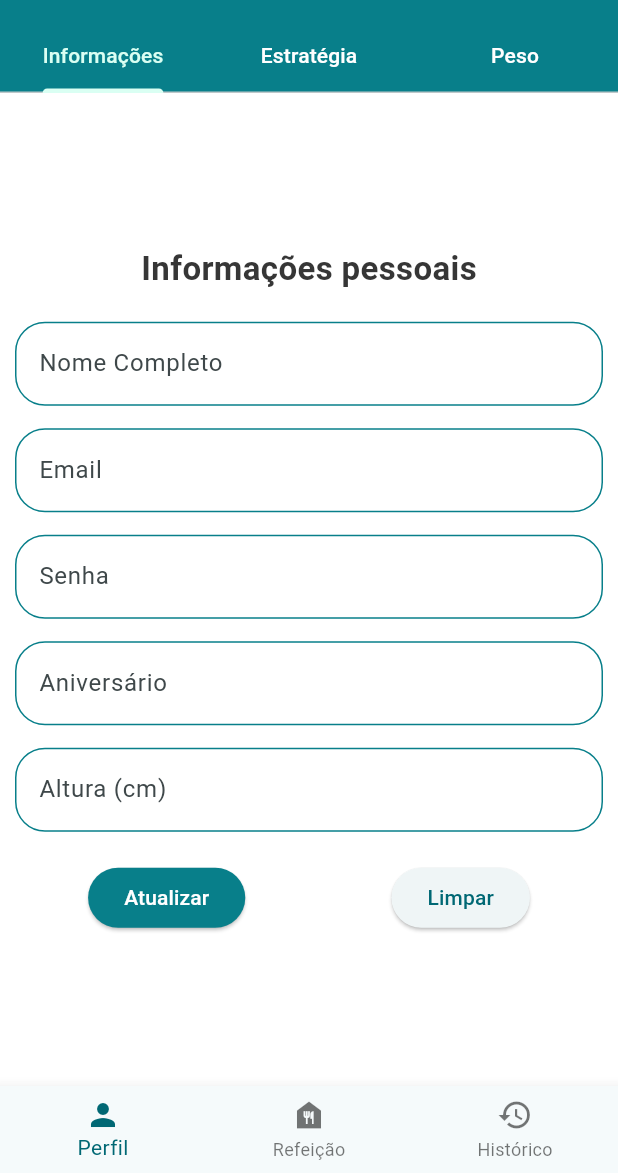
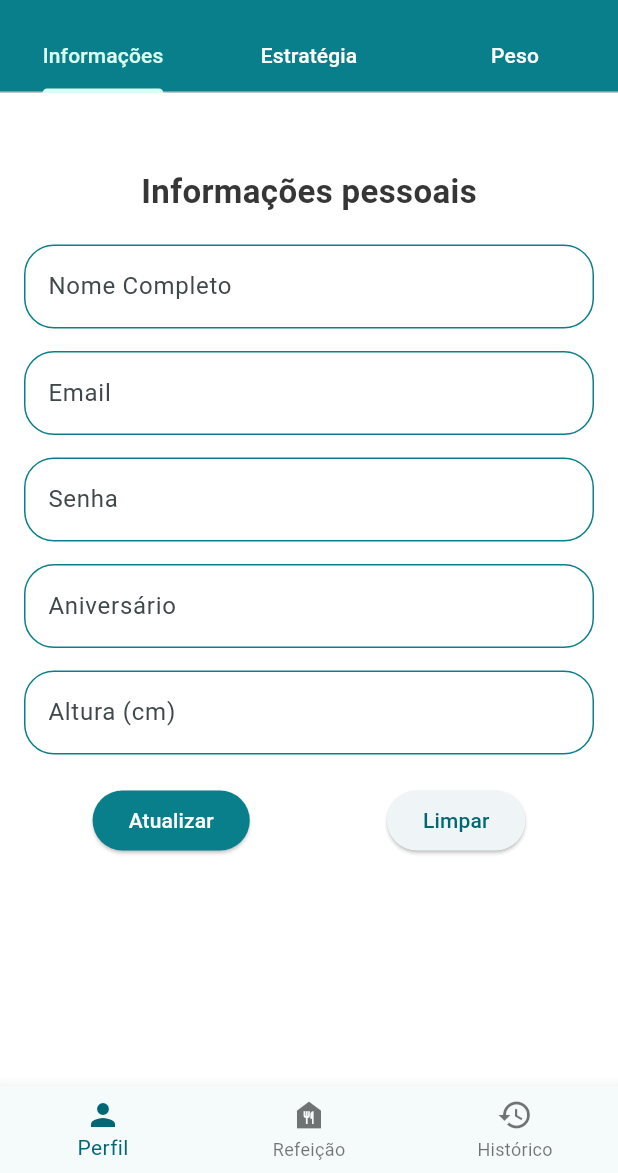
Before and after one commit to Arodrigow/ppeso_mobile, a Flutter app: the screen it shows after launch, on a phone screen of 412 x 824 dp, the part 63-1236 px from its top. Run offline on Flutter 3.47's test engine with Material 3 defaults, Android fonts, the light colour scheme and no system bars; our stand-ins replace flutter_svg, go_router.

Commit message:
Fixed alignment on tab structure

```diff
--- a/lib/shared/tab_structure.dart
+++ b/lib/shared/tab_structure.dart
@@ -10,25 +10,28 @@ class TabStructure extends StatelessWidget {
   Widget build(BuildContext context) {
     return Scaffold(
       backgroundColor: AppColors.widgetBackground,
-      body: Center(
-        child: SingleChildScrollView(
+      body: SingleChildScrollView(
         child: ConstrainedBox(
           constraints: const BoxConstraints(maxWidth: 600),
           child: Column(
             mainAxisAlignment: MainAxisAlignment.center,
             children: [
               Padding(
-                  padding: const EdgeInsets.all(10.0),
+                padding: const EdgeInsets.only(
+                  left: 16,
+                  right: 16,
+                  top: 30,
+                  bottom: 20,
+                ),
                 child: Column(
                   mainAxisSize: MainAxisSize.min,
-                    children: children,
+                  children: [const SizedBox(height: 20), ...children],
                 ),
               ),
             ],
           ),
         ),
       ),
-      ),
     );
   }
 }
```
Lines whose indentation alone changed are shown as unchanged.
